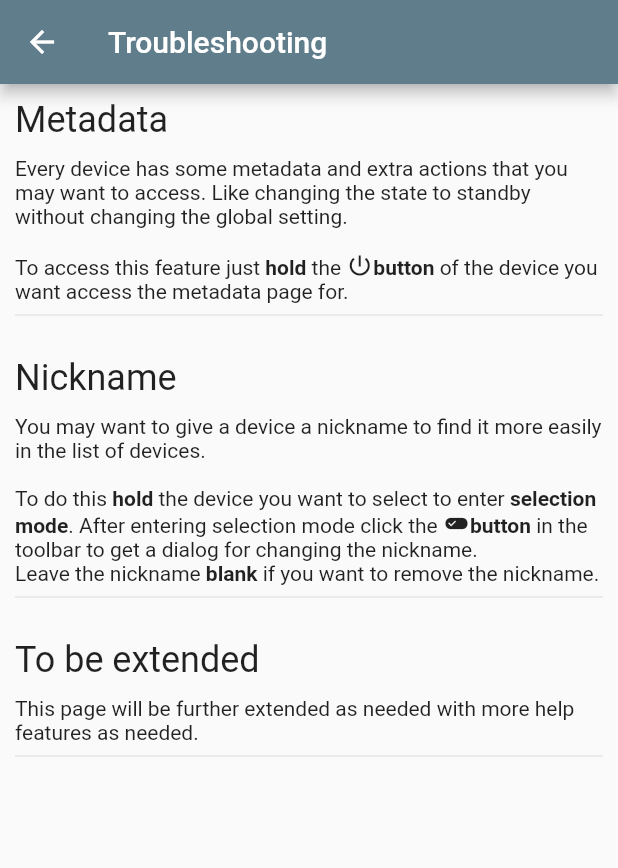
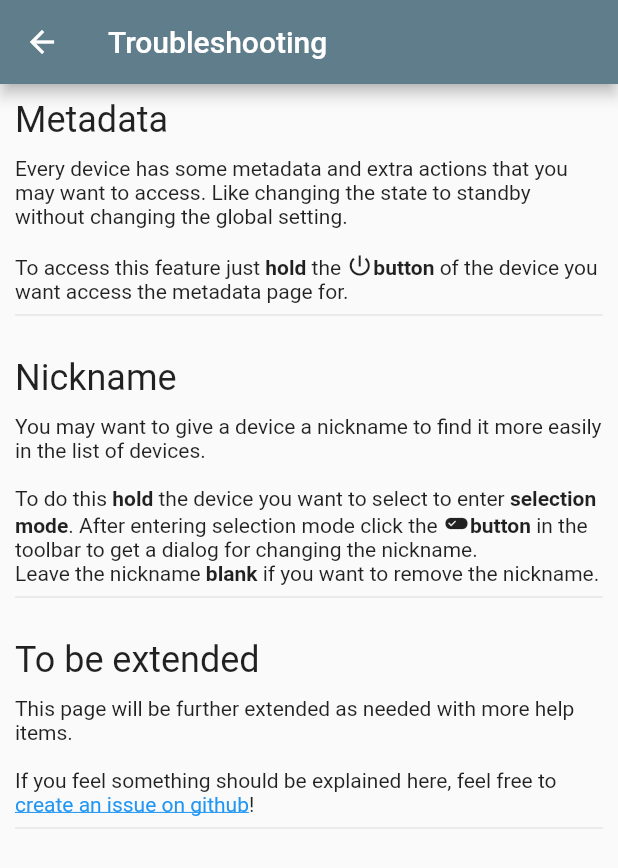
Before and after one commit to jeroen1602/lighthouse_pm, a Flutter app: the HelpPage screen opened by its route, on a phone screen of 412 x 824 dp. Shown: the top 868 px of the screen. Run offline on Flutter 3.47's test engine with Material 2 defaults, Android fonts, the phone set to English and light mode, and no system bars; our stand-ins replace convert, device_info, flutter_blue, flutter_icons, flutter_svg, moor and 7 more; missing offline and left inert: mutex; generated files the repository leaves out were written again; statements that could not run were skipped.

Commit message:
Updated expend text at the bottom of help page.

```diff
--- a/lib/pages/HelpPage.dart
+++ b/lib/pages/HelpPage.dart
@@ -1,4 +1,9 @@
+import 'package:flutter/gestures.dart';
 import 'package:flutter/material.dart';
+import 'package:url_launcher/url_launcher.dart';
+
+const _GITHUB_ISSUES_URL =
+    "https://github.com/jeroen1602/lighthouse_pm/issues/";
 
 ///
 /// A widget showing the a material scaffold with some help items the user may need.
@@ -66,8 +71,26 @@ class HelpPage extends StatelessWidget {
             ),
             _HelpItem(
               title: 'To be extended',
-              body: Text(
-                  'This page will be further extended as needed with more help features as needed.'),
+              body: RichText(
+                text: TextSpan(style: textTheme, children: [
+                  TextSpan(
+                      text:
+                          'This page will be further extended as needed with more help items.\n\n'),
+                  TextSpan(
+                      text:
+                          'If you feel something should be explained here, feel free to '),
+                  TextSpan(
+                      text: 'create an issue on github',
+                      style: textTheme.copyWith(
+                          color: Colors.blue,
+                          decoration: TextDecoration.underline),
+                      recognizer: TapGestureRecognizer()
+                        ..onTap = () async {
+                          await launch(_GITHUB_ISSUES_URL);
+                        }),
+                  TextSpan(text: '!')
+                ]),
+              ),
             )
           ],
         ));
```
